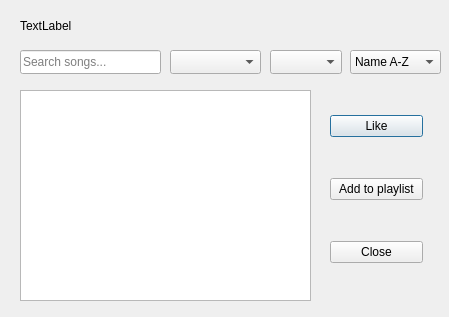
Before: the Qt Designer form listenersongsdialog.ui in Kiana-hash/MusicAppQt, drawn with Qt 5.
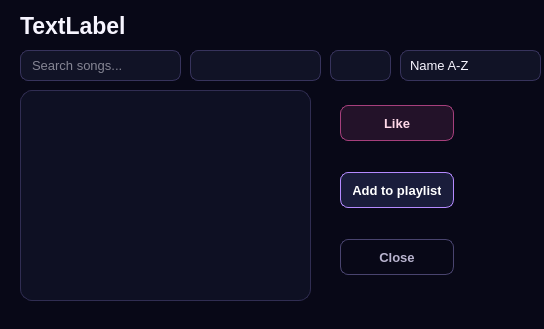
After: the same form once the commit is applied.

Commit message: made the ui stylish with stylesheets and added resource file for  background images inside app

```diff
--- a/listenersongsdialog.ui
+++ b/listenersongsdialog.ui
@@ -6,19 +6,356 @@
    <rect>
     <x>0</x>
     <y>0</y>
-    <width>449</width>
-    <height>317</height>
+    <width>544</width>
+    <height>329</height>
    </rect>
   </property>
   <property name="windowTitle">
    <string>Dialog</string>
   </property>
+  <property name="styleSheet">
+   <string notr="true">/* =========================================
+   SHARED DARK SYNTHWAVE FOUNDATION
+   ========================================= */
+
+QWidget {
+    color: #F7F5FF;
+    font-family: &quot;Segoe UI&quot;;
+    font-size: 10pt;
+}
+
+QDialog,
+QMainWindow {
+    background-color: #080817;
+}
+
+/* ---------- Labels ---------- */
+
+QLabel {
+    color: #F7F5FF;
+    background-color: transparent;
+}
+
+/* ---------- Text inputs ---------- */
+
+QLineEdit,
+QTextEdit,
+QSpinBox,
+QComboBox {
+    color: #F7F5FF;
+    background-color: rgba(17, 19, 39, 235);
+
+    border: 1px solid #37335C;
+    border-radius: 8px;
+
+    padding: 6px 9px;
+
+    selection-background-color: #8B5CF6;
+    selection-color: white;
+}
+
+QLineEdit:hover,
+QTextEdit:hover,
+QSpinBox:hover,
+QComboBox:hover {
+    border-color: #625A92;
+}
+
+QLineEdit:focus,
+QTextEdit:focus,
+QSpinBox:focus,
+QComboBox:focus {
+    background-color: #151831;
+    border: 1px solid #27D7F2;
+}
+
+QLineEdit:disabled,
+QTextEdit:disabled,
+QSpinBox:disabled,
+QComboBox:disabled {
+    color: #686581;
+    background-color: #0E1022;
+    border-color: #25233D;
+}
+
+/* ---------- Combo box ---------- */
+
+QComboBox::drop-down {
+    width: 25px;
+    border: none;
+}
+
+QComboBox QAbstractItemView {
+    color: #F7F5FF;
+    background-color: #14162D;
+
+    border: 1px solid #534B82;
+    border-radius: 7px;
+
+    padding: 4px;
+    outline: none;
+
+    selection-color: white;
+    selection-background-color: #734BD1;
+}
+
+/* ---------- Buttons ---------- */
+
+QPushButton {
+    min-height: 30px;
+
+    color: #F7F5FF;
+    background-color: #1A1D3B;
+
+    border: 1px solid #49446F;
+    border-radius: 8px;
+
+    padding: 2px 12px;
+
+    font-weight: 600;
+}
+
+QPushButton:hover {
+    background-color: #27264D;
+    border-color: #9B7CFF;
+}
+
+QPushButton:pressed {
+    background-color: #342A68;
+    border-color: #F15BB5;
+}
+
+QPushButton:focus {
+    border-color: #27D7F2;
+}
+
+QPushButton:disabled {
+    color: #686581;
+    background-color: #101225;
+    border-color: #282640;
+}
+
+/* ---------- Lists ---------- */
+
+QListWidget {
+    color: #F7F5FF;
+    background-color: rgba(14, 16, 35, 238);
+
+    border: 1px solid #302D52;
+    border-radius: 12px;
+
+    padding: 5px;
+    outline: none;
+}
+
+QListWidget::item {
+    min-height: 34px;
+
+    margin: 2px;
+    padding: 6px 9px;
+
+    border-radius: 8px;
+}
+
+QListWidget::item:hover {
+    background-color: rgba(93, 68, 157, 125);
+}
+
+QListWidget::item:selected {
+    color: white;
+    background-color: #6842C2;
+}
+
+/* ---------- Scrollbars ---------- */
+
+QScrollBar:vertical {
+    width: 10px;
+
+    background-color: transparent;
+
+    margin: 5px 2px 5px 0;
+}
+
+QScrollBar::handle:vertical {
+    min-height: 30px;
+
+    background-color: #4C4477;
+    border-radius: 5px;
+}
+
+QScrollBar::handle:vertical:hover {
+    background-color: #8B5CF6;
+}
+
+QScrollBar::add-line:vertical,
+QScrollBar::sub-line:vertical,
+QScrollBar::add-page:vertical,
+QScrollBar::sub-page:vertical {
+    height: 0;
+    background-color: transparent;
+}
+
+/* ---------- Radio buttons ---------- */
+
+QRadioButton {
+    color: #D8D4EC;
+    spacing: 7px;
+}
+
+QRadioButton::indicator {
+    width: 15px;
+    height: 15px;
+
+    background-color: #111327;
+
+    border: 1px solid #625A92;
+    border-radius: 8px;
+}
+
+QRadioButton::indicator:hover {
+    border-color: #27D7F2;
+}
+
+QRadioButton::indicator:checked {
+    background-color: #F15BB5;
+    border: 4px solid #211B43;
+}
+
+/* ---------- Sliders ---------- */
+
+QSlider::groove:horizontal {
+    height: 6px;
+
+    background-color: #292642;
+    border-radius: 3px;
+}
+
+QSlider::sub-page:horizontal {
+    background: qlineargradient(
+        x1: 0,
+        y1: 0,
+        x2: 1,
+        y2: 0,
+        stop: 0 #27D7F2,
+        stop: 0.52 #8B5CF6,
+        stop: 1 #F15BB5
+    );
+
+    border-radius: 3px;
+}
+
+QSlider::add-page:horizontal {
+    background-color: #292642;
+    border-radius: 3px;
+}
+
+QSlider::handle:horizontal {
+    width: 15px;
+
+    margin: -5px 0;
+
+    background-color: #F7F5FF;
+
+    border: 2px solid #A66CFF;
+    border-radius: 8px;
+}
+
+QSlider::handle:horizontal:hover {
+    background-color: #27D7F2;
+    border-color: white;
+}
+
+/* ---------- Tooltips ---------- */
+
+QToolTip {
+    color: white;
+    background-color: #171A35;
+
+    border: 1px solid #8B5CF6;
+    border-radius: 5px;
+
+    padding: 5px;
+}
+
+/* ---------- Message boxes ---------- */
+
+QMessageBox {
+    background-color: #0D0F20;
+}
+
+QMessageBox QLabel {
+    min-width: 260px;
+    color: #F7F5FF;
+}
+
+QMessageBox QPushButton {
+    min-width: 84px;
+}
+
+/* LISTENER SONG BROWSER */
+
+QDialog#ListenerSongsDialog {
+    background: qradialgradient(
+        cx: 0.85,
+        cy: 0.08,
+        radius: 1,
+        stop: 0 #351643,
+        stop: 0.42 #11142D,
+        stop: 1 #080817
+    );
+}
+
+QLabel#titleLabel {
+    color: #F7F5FF;
+
+    font-family: &quot;Bahnschrift&quot;;
+    font-size: 17pt;
+    font-weight: 700;
+}
+
+QPushButton#likeButton {
+    color: #FFD8E8;
+    background-color: rgba(241, 91, 181, 30);
+    border-color: #A63F7C;
+}
+
+QPushButton#likeButton:hover {
+    color: white;
+    background-color: #D946A5;
+    border-color: #FFB6DD;
+}
+
+QPushButton#addToPlaylistButton {
+    color: white;
+
+    background: qlineargradient(
+        x1: 0,
+        y1: 0,
+        x2: 1,
+        y2: 0,
+        stop: 0 #6941C6,
+        stop: 0.55 #8B5CF6,
+        stop: 1 #D946A5
+    );
+
+    border-color: #B58AFF;
+}
+
+QPushButton#addToPlaylistButton:hover {
+    border-color: #27D7F2;
+}
+
+QPushButton#closeButton {
+    color: #B9B4CF;
+    background-color: transparent;
+}</string>
+  </property>
   <widget class="QLabel" name="titleLabel">
    <property name="geometry">
     <rect>
      <x>20</x>
      <y>10</y>
-     <width>181</width>
+     <width>261</width>
      <height>31</height>
     </rect>
    </property>
@@ -31,8 +368,8 @@
     <rect>
      <x>20</x>
      <y>50</y>
-     <width>141</width>
-     <height>24</height>
+     <width>161</width>
+     <height>31</height>
     </rect>
    </property>
    <property name="placeholderText">
@@ -42,20 +379,20 @@
   <widget class="QComboBox" name="genreComboBox">
    <property name="geometry">
     <rect>
-     <x>170</x>
+     <x>190</x>
      <y>50</y>
-     <width>91</width>
-     <height>24</height>
+     <width>131</width>
+     <height>31</height>
     </rect>
    </property>
   </widget>
   <widget class="QComboBox" name="yearComboBox">
    <property name="geometry">
     <rect>
-     <x>270</x>
+     <x>330</x>
      <y>50</y>
-     <width>72</width>
-     <height>24</height>
+     <width>61</width>
+     <height>31</height>
     </rect>
    </property>
   </widget>
@@ -72,9 +409,9 @@
   <widget class="QWidget" name="verticalLayoutWidget">
    <property name="geometry">
     <rect>
-     <x>330</x>
+     <x>340</x>
      <y>80</y>
-     <width>93</width>
+     <width>114</width>
      <height>221</height>
     </rect>
    </property>
@@ -105,10 +442,10 @@
   <widget class="QComboBox" name="sortComboBox">
    <property name="geometry">
     <rect>
-     <x>350</x>
+     <x>400</x>
      <y>50</y>
-     <width>91</width>
-     <height>24</height>
+     <width>141</width>
+     <height>31</height>
     </rect>
    </property>
    <item>
```
The commit also changes 25 other files.
